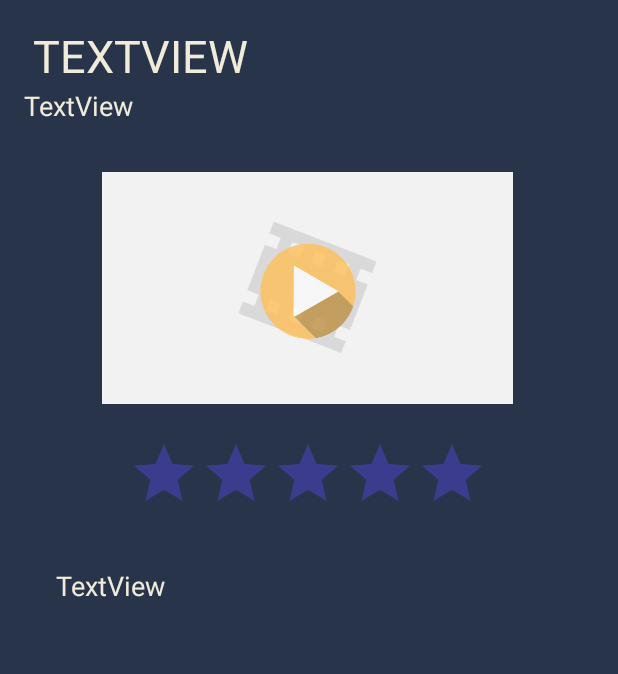
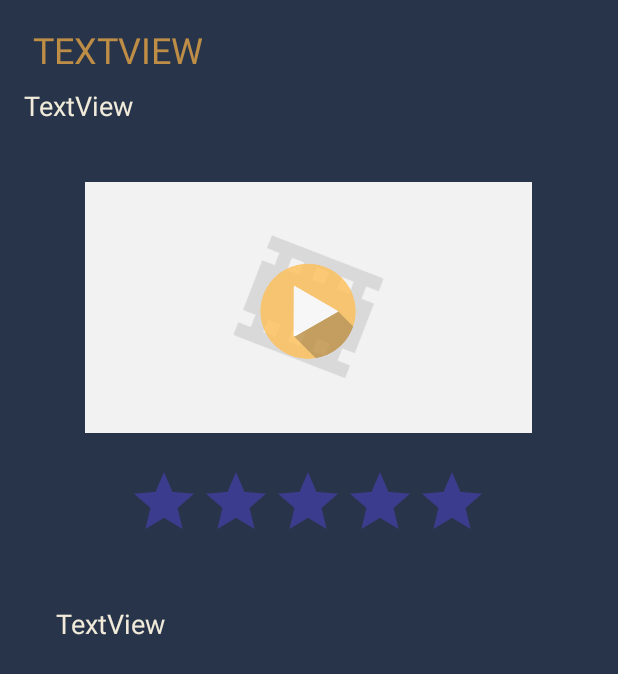
Before and after one commit to aczoo/Flixster, an Android app: the details screen opened directly, with no data from a screen before it, on a phone screen of 412 x 824 dp. Shown: the top 674 px of the screen. Run offline under Robolectric (Android 15) with nearby library versions, the phone set to English and light mode, and no system bars; libraries missing offline, so code that uses them is left out: com.codepath.asynchttpclient, jp.wasabeef.glide, org.parceler; pictures from the network do not load; 9 statements that could not run were skipped.

Commit message:
improvements to design

```diff
--- a/app/src/main/res/layout-land/activity_details.xml
+++ b/app/src/main/res/layout-land/activity_details.xml
@@ -27,23 +27,22 @@
             app:layout_constraintHorizontal_bias="0.499"
             app:layout_constraintStart_toStartOf="parent"
             app:layout_constraintTop_toTopOf="parent"
-            app:layout_constraintVertical_bias="0.595" />
+            app:layout_constraintVertical_bias="0.68" />
 
         <TextView
             android:id="@+id/mvTitle"
-            android:layout_width="341dp"
+            android:layout_width="455dp"
             android:layout_height="41dp"
-            android:gravity="center"
             android:text="TextView"
             android:textAllCaps="true"
-            android:textColor="#F1EBDA"
+            android:textColor="#B5FCB245"
             android:textSize="30sp"
             app:layout_constraintBottom_toBottomOf="parent"
             app:layout_constraintEnd_toEndOf="parent"
-            app:layout_constraintHorizontal_bias="0.398"
+            app:layout_constraintHorizontal_bias="0.048"
             app:layout_constraintStart_toStartOf="parent"
             app:layout_constraintTop_toTopOf="parent"
-            app:layout_constraintVertical_bias="0.019" />
+            app:layout_constraintVertical_bias="0.039" />
 
         <TextView
             android:id="@+id/mvOverview"
@@ -54,7 +53,7 @@
             android:textSize="18sp"
             app:layout_constraintBottom_toBottomOf="parent"
             app:layout_constraintEnd_toEndOf="parent"
-            app:layout_constraintHorizontal_bias="0.416"
+            app:layout_constraintHorizontal_bias="0.498"
             app:layout_constraintStart_toStartOf="parent"
             app:layout_constraintTop_toBottomOf="@+id/ratingBar"
             app:layout_constraintVertical_bias="1.0" />
@@ -63,26 +62,29 @@
             android:id="@+id/tvDate"
             android:layout_width="106dp"
             android:layout_height="31dp"
-            android:layout_marginStart="528dp"
-            android:layout_marginTop="16dp"
+            android:layout_marginStart="16dp"
+            android:layout_marginTop="60dp"
             android:text="TextView"
             android:textColor="#F1EBDA"
             android:textSize="18sp"
+            app:layout_constraintBottom_toTopOf="@+id/ratingBar"
+            app:layout_constraintEnd_toStartOf="@+id/ivBackDrop"
+            app:layout_constraintHorizontal_bias="0.0"
             app:layout_constraintStart_toStartOf="parent"
-            app:layout_constraintTop_toTopOf="parent" />
+            app:layout_constraintTop_toTopOf="parent"
+            app:layout_constraintVertical_bias="0.0" />
 
         <ImageView
             android:id="@+id/ivBackDrop"
-            android:layout_width="274dp"
-            android:layout_height="205dp"
+            android:layout_width="351dp"
+            android:layout_height="214dp"
             android:layout_marginBottom="48dp"
             android:clickable="true"
             android:onClick="clickTrailer"
             app:layout_constraintBottom_toBottomOf="@+id/ratingBar"
             app:layout_constraintEnd_toEndOf="parent"
-            app:layout_constraintHorizontal_bias="0.499"
             app:layout_constraintStart_toStartOf="parent"
-            app:layout_constraintTop_toBottomOf="@+id/mvTitle"
+            app:layout_constraintTop_toBottomOf="@+id/tvDate"
             app:layout_constraintVertical_bias="0.0"
             app:srcCompat="@drawable/flicks_backdrop_placeholder" />
 
@@ -95,10 +97,10 @@
             android:onClick="clickTrailer"
             app:layout_constraintBottom_toTopOf="@+id/ratingBar"
             app:layout_constraintEnd_toEndOf="parent"
-            app:layout_constraintHorizontal_bias="0.498"
+            app:layout_constraintHorizontal_bias="0.499"
             app:layout_constraintStart_toStartOf="parent"
             app:layout_constraintTop_toTopOf="@+id/ivBackDrop"
-            app:layout_constraintVertical_bias="0.55"
+            app:layout_constraintVertical_bias="0.483"
             app:srcCompat="@drawable/play" />
     </androidx.constraintlayout.widget.ConstraintLayout>
 </ScrollView>
--- a/app/src/main/res/layout-land/movielayout.xml
+++ b/app/src/main/res/layout-land/movielayout.xml
@@ -31,7 +31,8 @@
         android:fontFamily="@font/open_sans_semibold"
         android:maxLines="1"
         android:text="Movie"
-        android:textColor="#F1EBDA"
+        android:textAllCaps="true"
+        android:textColor="#B5FCB245"
         android:textSize="24sp" />
 
     <TextView
--- a/app/src/main/res/layout/activity_details.xml
+++ b/app/src/main/res/layout/activity_details.xml
@@ -22,7 +22,7 @@
         app:layout_constraintHorizontal_bias="0.496"
         app:layout_constraintStart_toStartOf="parent"
         app:layout_constraintTop_toTopOf="parent"
-        app:layout_constraintVertical_bias="0.381" />
+        app:layout_constraintVertical_bias="0.405" />
 
     <TextView
         android:id="@+id/mvTitle"
@@ -30,8 +30,8 @@
         android:layout_height="41dp"
         android:text="TextView"
         android:textAllCaps="true"
-        android:textColor="#F1EBDA"
-        android:textSize="30sp"
+        android:textColor="#B5FCB245"
+        android:textSize="24sp"
         app:layout_constraintBottom_toBottomOf="parent"
         app:layout_constraintEnd_toEndOf="parent"
         app:layout_constraintHorizontal_bias="0.307"
@@ -51,7 +51,7 @@
         app:layout_constraintHorizontal_bias="0.491"
         app:layout_constraintStart_toStartOf="parent"
         app:layout_constraintTop_toTopOf="parent"
-        app:layout_constraintVertical_bias="0.665" />
+        app:layout_constraintVertical_bias="0.71000004" />
 
     <TextView
         android:id="@+id/tvDate"
@@ -66,9 +66,8 @@
 
     <ImageView
         android:id="@+id/ivBackDrop"
-        android:layout_width="274dp"
-        android:layout_height="205dp"
-        android:layout_marginTop="24dp"
+        android:layout_width="298dp"
+        android:layout_height="215dp"
         android:layout_marginBottom="48dp"
         android:clickable="true"
         android:onClick="clickTrailer"
@@ -76,7 +75,7 @@
         app:layout_constraintEnd_toEndOf="parent"
         app:layout_constraintHorizontal_bias="0.495"
         app:layout_constraintStart_toStartOf="parent"
-        app:layout_constraintTop_toBottomOf="@+id/mvTitle"
+        app:layout_constraintTop_toBottomOf="@+id/tvDate"
         app:srcCompat="@drawable/flicks_backdrop_placeholder" />
 
     <ImageView
--- a/app/src/main/res/layout/movielayout.xml
+++ b/app/src/main/res/layout/movielayout.xml
@@ -31,7 +31,8 @@
         android:fontFamily="@font/open_sans_semibold"
         android:maxLines="1"
         android:text="Movie"
-        android:textColor="#F1EBDA"
+        android:textAllCaps="true"
+        android:textColor="#B5FCB245"
         android:textSize="18sp" />
 
     <TextView
```
